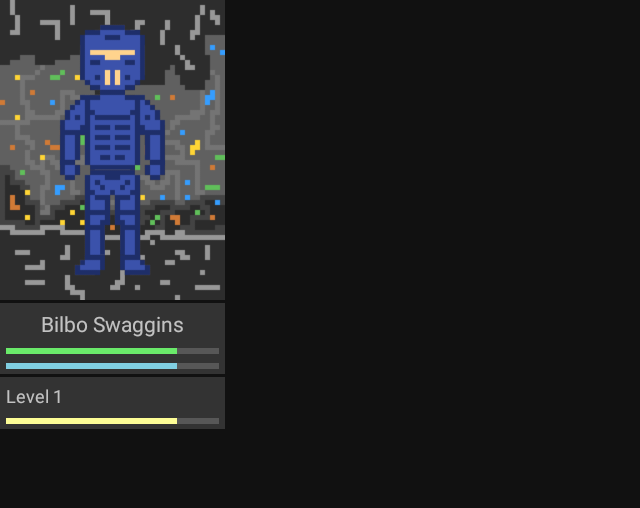
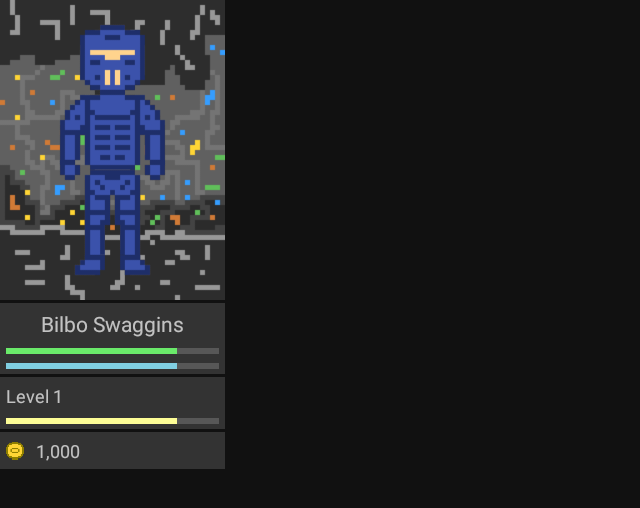
Before and after one commit to zjohnso/big-game, an Android app: the screen it shows after launch (MainActivity), on a phone screen of 824 x 412 dp (held sideways). Shown: the top 508 px of the screen, without its empty margins (0-640 px from the left). Run offline under Robolectric (Android 15) with nearby library versions, the phone set to English and light mode, and no system bars.

Commit message:
Added money label and emblem

```diff
--- a/app/src/main/res/layout/activity_main.xml
+++ b/app/src/main/res/layout/activity_main.xml
@@ -130,4 +130,29 @@
         app:layout_constraintStart_toStartOf="@+id/infoPanel"
         app:layout_constraintTop_toBottomOf="@+id/levelLabel" />
 
+    <ImageView
+        android:id="@+id/goldIcon"
+        android:layout_width="20dp"
+        android:layout_height="0dp"
+        android:padding="4dp"
+        android:background="@color/uiTileBackground"
+        android:layout_marginTop="2dp"
+        app:layout_constraintStart_toStartOf="parent"
+        app:layout_constraintTop_toBottomOf="@+id/expBar"
+        app:layout_constraintBottom_toBottomOf="@id/goldLabel"
+        app:srcCompat="@drawable/coin_5x" />
+
+    <TextView
+        android:id="@+id/goldLabel"
+        android:layout_width="0dp"
+        android:layout_height="wrap_content"
+        android:text="1,000"
+        android:textSize="12sp"
+        android:padding="4dp"
+        android:background="@color/uiTileBackground"
+        android:layout_marginTop="2dp"
+        app:layout_constraintStart_toEndOf="@id/goldIcon"
+        app:layout_constraintEnd_toEndOf="@id/body"
+        app:layout_constraintTop_toBottomOf="@id/expBar"/>
+
 </androidx.constraintlayout.widget.ConstraintLayout>
```
Also changed, not shown: app/src/main/res/drawable-v24/coin_5x.png (added).
